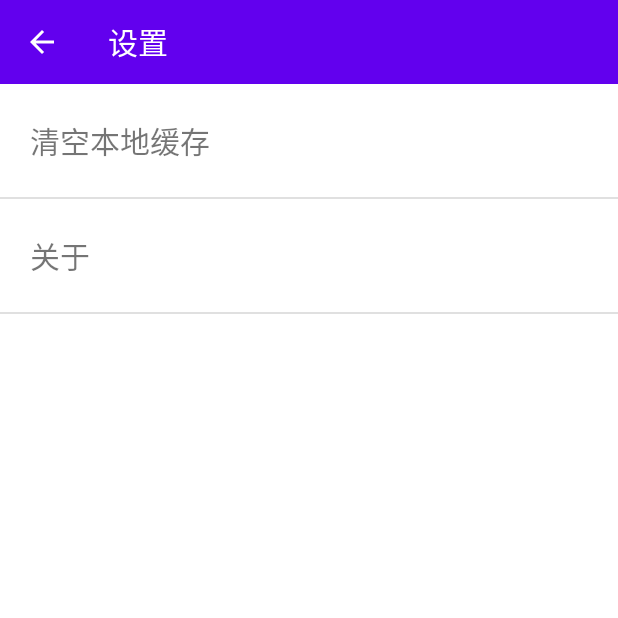
After one commit to Gun9niR/Karaoke, an Android app: the SettingActivity screen opened directly, with no data from a screen before it, on a phone screen of 412 x 824 dp, the top half of it. The commit adds this screen. Run offline under Robolectric (Android 15) with nearby library versions, the phone set to English and light mode, and no system bars.

Commit message:
feat: add setting page

```diff
--- a/UIPrototype/Karaoke/app/src/main/AndroidManifest.xml
+++ b/UIPrototype/Karaoke/app/src/main/AndroidManifest.xml
@@ -9,6 +9,11 @@
         android:roundIcon="@mipmap/ic_launcher_round"
         android:supportsRtl="true"
         android:theme="@style/Theme.Karaoke">
+        <activity android:name=".SettingActivity">
+            <meta-data
+                android:name="android.support.PARENT_ACTIVITY"
+                android:value=".MainActivity" />
+        </activity>
         <activity android:name=".MainActivity">
             <intent-filter>
                 <action android:name="android.intent.action.MAIN" />
--- /dev/null
+++ b/UIPrototype/Karaoke/app/src/main/java/com/sjtu/karaoke/SettingActivity.java
@@ -0,0 +1,74 @@
+package com.sjtu.karaoke;
+
+import androidx.annotation.NonNull;
+import androidx.annotation.Nullable;
+import androidx.appcompat.app.AppCompatActivity;
+import androidx.appcompat.widget.Toolbar;
+
+import android.annotation.SuppressLint;
+import android.content.Context;
+import android.os.Bundle;
+import android.view.LayoutInflater;
+import android.view.View;
+import android.view.ViewGroup;
+import android.widget.AdapterView;
+import android.widget.ArrayAdapter;
+import android.widget.ImageView;
+import android.widget.ListView;
+import android.widget.TextView;
+import android.widget.Toast;
+
+public class SettingActivity extends AppCompatActivity {
+    private String[] settingItems = {"清空本地缓存", "关于"};
+
+    @Override
+    protected void onCreate(Bundle savedInstanceState) {
+        super.onCreate(savedInstanceState);
+        setContentView(R.layout.activity_setting);
+
+        // add back button
+        Toolbar toolbar = (Toolbar) findViewById(R.id.toolbarSetting);
+        setSupportActionBar(toolbar);
+        getSupportActionBar().setDisplayHomeAsUpEnabled(true);
+        getSupportActionBar().setHomeButtonEnabled(true);
+
+        ListView listView = findViewById(R.id.listSetting);
+        SettingAdapter listAdapter = new SettingAdapter(getApplicationContext(), settingItems);
+        listView.setAdapter(listAdapter);
+        listView.setFooterDividersEnabled(true);
+        listView.setOnItemClickListener(new AdapterView.OnItemClickListener() {
+            @Override
+            public void onItemClick(AdapterView<?> adapterView, View view, int i, long l) {
+                switch(i) {
+                    case 0:
+                        Toast.makeText(getApplicationContext(), "clear", Toast.LENGTH_SHORT).show();
+                        break;
+                    case 1:
+                        Toast.makeText(getApplicationContext(), "about", Toast.LENGTH_SHORT).show();
+                        break;
+                }
+            }
+        });
+    }
+
+    class SettingAdapter extends ArrayAdapter<String> {
+        Context context;
+
+        SettingAdapter(Context c, String[] settingItems) {
+            super(c, R.layout.setting_row, R.id.settingName, settingItems);
+            this.context = c;
+        }
+
+        @NonNull
+        @Override
+        public View getView(int position, @Nullable View convertView, @NonNull ViewGroup parent) {
+            LayoutInflater layoutInflater = (LayoutInflater) getSystemService(LAYOUT_INFLATER_SERVICE);
+            @SuppressLint("ViewHolder") View row = layoutInflater.inflate(R.layout.setting_row, parent, false);
+            TextView settingItem = row.findViewById(R.id.settingName);
+
+            settingItem.setText(settingItems[position]);
+            return row;
+        }
+
+    }
+}
--- a/UIPrototype/Karaoke/app/src/main/java/com/sjtu/karaoke/fragment/AccountFragment.java
+++ b/UIPrototype/Karaoke/app/src/main/java/com/sjtu/karaoke/fragment/AccountFragment.java
@@ -1,6 +1,7 @@
 package com.sjtu.karaoke.fragment;
 
 import android.app.Activity;
+import android.content.Intent;
 import android.os.Bundle;
 
 import androidx.annotation.NonNull;
@@ -18,6 +19,7 @@ import android.widget.Toast;
 
 import com.sjtu.karaoke.MainActivity;
 import com.sjtu.karaoke.R;
+import com.sjtu.karaoke.SettingActivity;
 
 import java.util.Objects;
 
@@ -63,7 +65,9 @@ public class AccountFragment extends Fragment {
         toolbar.setOnMenuItemClickListener(new Toolbar.OnMenuItemClickListener() {
             @Override
             public boolean onMenuItemClick(MenuItem item) {
-
+                // go to setting activity
+                Intent intent = new Intent(getActivity(), SettingActivity.class);
+                startActivity(intent);
                 return true;
             }
         });
--- a/UIPrototype/Karaoke/app/src/main/res/drawable/ic_account.xml
+++ b/UIPrototype/Karaoke/app/src/main/res/drawable/ic_account.xml
@@ -2,9 +2,8 @@
     android:width="24dp"
     android:height="24dp"
     android:viewportWidth="24"
-    android:viewportHeight="24"
-    android:tint="?attr/colorControlNormal">
+    android:viewportHeight="24">
   <path
-      android:fillColor="@android:color/white"
+      android:fillColor="@android:color/black"
       android:pathData="M12,2C6.48,2 2,6.48 2,12s4.48,10 10,10 10,-4.48 10,-10S17.52,2 12,2zM7.07,18.28c0.43,-0.9 3.05,-1.78 4.93,-1.78s4.51,0.88 4.93,1.78C15.57,19.36 13.86,20 12,20s-3.57,-0.64 -4.93,-1.72zM18.36,16.83c-1.43,-1.74 -4.9,-2.33 -6.36,-2.33s-4.93,0.59 -6.36,2.33C4.62,15.49 4,13.82 4,12c0,-4.41 3.59,-8 8,-8s8,3.59 8,8c0,1.82 -0.62,3.49 -1.64,4.83zM12,6c-1.94,0 -3.5,1.56 -3.5,3.5S10.06,13 12,13s3.5,-1.56 3.5,-3.5S13.94,6 12,6zM12,11c-0.83,0 -1.5,-0.67 -1.5,-1.5S11.17,8 12,8s1.5,0.67 1.5,1.5S12.83,11 12,11z"/>
 </vector>
--- a/UIPrototype/Karaoke/app/src/main/res/drawable/ic_view_songs.xml
+++ b/UIPrototype/Karaoke/app/src/main/res/drawable/ic_view_songs.xml
@@ -2,8 +2,7 @@
     android:width="24dp"
     android:height="24dp"
     android:viewportWidth="24"
-    android:viewportHeight="24"
-    android:tint="?attr/colorControlNormal">
+    android:viewportHeight="24">
   <path
       android:fillColor="@android:color/white"
       android:pathData="M12,14c1.66,0 3,-1.34 3,-3L15,5c0,-1.66 -1.34,-3 -3,-3S9,3.34 9,5v6c0,1.66 1.34,3 3,3zM11,5c0,-0.55 0.45,-1 1,-1s1,0.45 1,1v6c0,0.55 -0.45,1 -1,1s-1,-0.45 -1,-1L11,5zM17,11c0,2.76 -2.24,5 -5,5s-5,-2.24 -5,-5L5,11c0,3.53 2.61,6.43 6,6.92L11,21h2v-3.08c3.39,-0.49 6,-3.39 6,-6.92h-2z"/>
--- /dev/null
+++ b/UIPrototype/Karaoke/app/src/main/res/layout/activity_setting.xml
@@ -0,0 +1,27 @@
+<?xml version="1.0" encoding="utf-8"?>
+<androidx.constraintlayout.widget.ConstraintLayout xmlns:android="http://schemas.android.com/apk/res/android"
+    xmlns:app="http://schemas.android.com/apk/res-auto"
+    xmlns:tools="http://schemas.android.com/tools"
+    android:layout_width="match_parent"
+    android:layout_height="match_parent"
+    tools:context=".SettingActivity">
+
+    <androidx.appcompat.widget.Toolbar
+        android:id="@+id/toolbarSetting"
+        style="@style/toolbarStyle"
+        android:layout_width="match_parent"
+        android:layout_height="?attr/actionBarSize"
+        app:layout_constraintEnd_toEndOf="parent"
+        app:layout_constraintHorizontal_bias="1.0"
+        app:layout_constraintStart_toStartOf="parent"
+        app:layout_constraintTop_toTopOf="parent"
+        app:title="设置" />
+
+    <ListView
+        android:id="@+id/listSetting"
+        android:layout_width="match_parent"
+        android:layout_height="200dp"
+        app:layout_constraintEnd_toEndOf="parent"
+        app:layout_constraintStart_toStartOf="parent"
+        app:layout_constraintTop_toBottomOf="@id/toolbarSetting" />
+</androidx.constraintlayout.widget.ConstraintLayout>
--- /dev/null
+++ b/UIPrototype/Karaoke/app/src/main/res/layout/setting_row.xml
@@ -0,0 +1,21 @@
+<?xml version="1.0" encoding="utf-8"?>
+<androidx.constraintlayout.widget.ConstraintLayout
+    xmlns:android="http://schemas.android.com/apk/res/android"
+    xmlns:app="http://schemas.android.com/apk/res-auto"
+    android:layout_width="match_parent"
+    android:layout_height="75dp"
+
+    >
+
+    <TextView
+        android:id="@+id/settingName"
+        android:layout_width="wrap_content"
+        android:layout_height="wrap_content"
+        android:layout_marginStart="20dp"
+        android:text="Setting name"
+        android:textSize="20sp"
+        app:layout_constraintBottom_toBottomOf="parent"
+        app:layout_constraintStart_toStartOf="parent"
+        app:layout_constraintTop_toTopOf="parent" />
+
+</androidx.constraintlayout.widget.ConstraintLayout>
--- a/UIPrototype/Karaoke/app/src/main/res/layout/song_row.xml
+++ b/UIPrototype/Karaoke/app/src/main/res/layout/song_row.xml
@@ -25,7 +25,7 @@
         android:layout_marginStart="16dp"
         android:layout_marginTop="16dp"
         android:text="Song name"
-        android:textSize="23sp"
+        android:textSize="18sp"
         app:layout_constraintStart_toEndOf="@+id/cover"
         app:layout_constraintTop_toTopOf="parent" />
 
@@ -33,7 +33,7 @@
         android:id="@+id/singer"
         android:layout_width="wrap_content"
         android:layout_height="wrap_content"
-        android:layout_marginStart="16dp"
+        android:layout_marginStart="14dp"
         android:layout_marginTop="8dp"
         android:text="Singer"
         android:textSize="15sp"
@@ -42,7 +42,7 @@
 
     <Button
         android:id="@+id/btnSing"
-        android:layout_width="100dp"
+        android:layout_width="80dp"
         android:layout_height="wrap_content"
         android:layout_marginEnd="16dp"
         android:text="K歌"
--- a/UIPrototype/Karaoke/app/src/main/res/values/themes.xml
+++ b/UIPrototype/Karaoke/app/src/main/res/values/themes.xml
@@ -12,9 +12,13 @@
         <!-- Status bar color. -->
         <item name="android:statusBarColor" tools:targetApi="l">?attr/colorPrimaryVariant</item>
         <!-- Customize your theme here. -->
+        <item name="colorControlNormal">@color/white</item>
+        <item name="colorControlActivated">@color/white</item>
+        <item name="colorControlHighlight">@color/white</item>
+        <item name="android:colorControlNormal">@color/white</item>
     </style>
 
-    <style name="toolbarStyle">
+    <style name="toolbarStyle" parent="Theme.MaterialComponents.DayNight.DarkActionBar">
         <item name="titleTextColor">@color/white</item>
         <item name="android:background">@color/purple_500</item>
     </style>
```
Also changed, not shown: UIPrototype/Karaoke/app/src/main/res/layout/fragment_view_songs.xml (+6 -5 lines).
